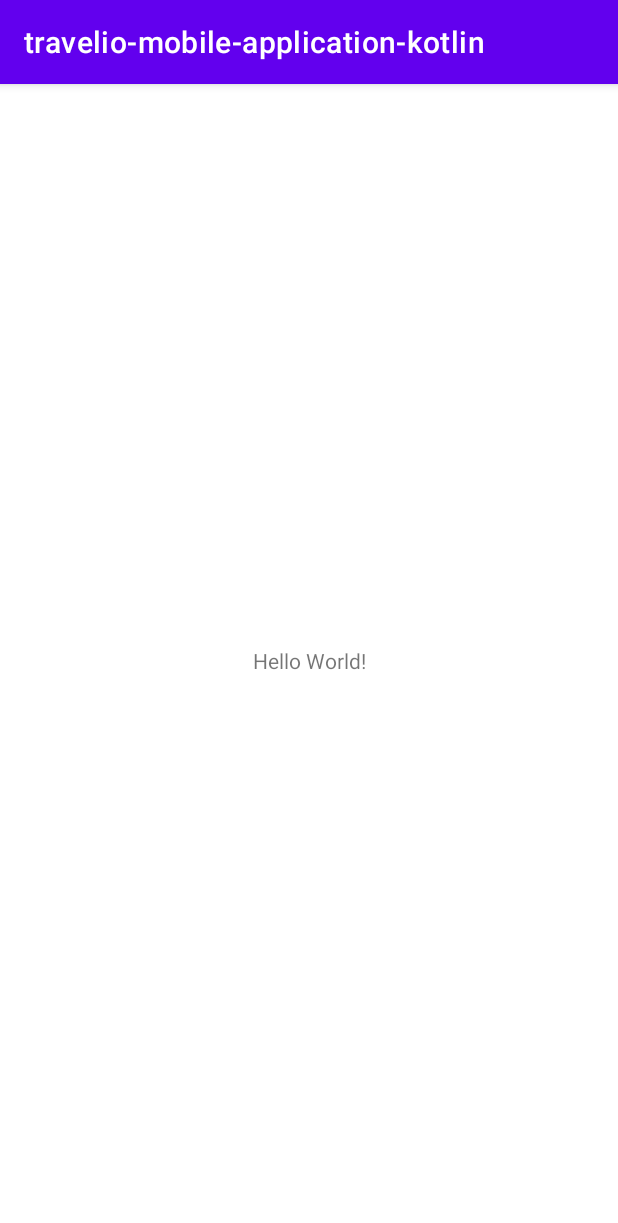
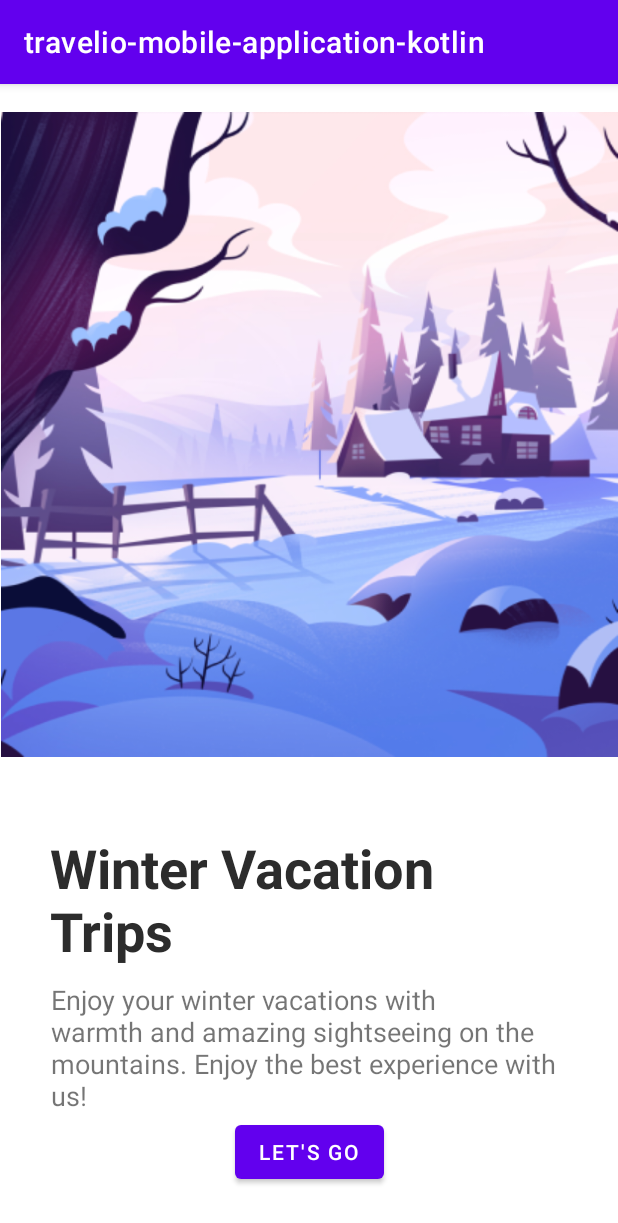
Before and after one commit to d3vinf3rnando/Travelio-Mobile-Application-Kotlin, an Android app: the screen it shows after launch (MainActivity), on a phone screen of 412 x 824 dp. Shown: the top 1223 px of the screen. Run offline under Robolectric (Android 15) with nearby library versions, the phone set to English and light mode, and no system bars.

Commit message:
Getting started screen implemented

```diff
--- a/app/src/main/res/layout/activity_main.xml
+++ b/app/src/main/res/layout/activity_main.xml
@@ -6,13 +6,59 @@
     android:layout_height="match_parent"
     tools:context=".MainActivity">
 
-    <TextView
-        android:layout_width="wrap_content"
-        android:layout_height="wrap_content"
-        android:text="Hello World!"
+    <ImageView
+        android:id="@+id/imageView3"
+        android:layout_width="411dp"
+        android:layout_height="430dp"
+        android:layout_marginBottom="301dp"
+        android:scaleType="fitXY"
         app:layout_constraintBottom_toBottomOf="parent"
         app:layout_constraintEnd_toEndOf="parent"
         app:layout_constraintStart_toStartOf="parent"
-        app:layout_constraintTop_toTopOf="parent" />
+        app:layout_constraintTop_toTopOf="parent"
+        app:srcCompat="@drawable/imgcov" />
+
+    <TextView
+        android:id="@+id/textView"
+        android:layout_width="344dp"
+        android:layout_height="144dp"
+        android:layout_marginStart="33dp"
+        android:layout_marginEnd="34dp"
+        android:text="Winter Vacation Trips"
+        android:textColor="#2C2C2C"
+        android:textSize="36sp"
+        android:textStyle="bold"
+        app:layout_constraintBottom_toBottomOf="parent"
+        app:layout_constraintEnd_toEndOf="parent"
+        app:layout_constraintHorizontal_bias="0.0"
+        app:layout_constraintStart_toStartOf="parent"
+        app:layout_constraintTop_toTopOf="@+id/imageView3"
+        app:layout_constraintVertical_bias="0.792" />
+
+    <TextView
+        android:id="@+id/textView2"
+        android:layout_width="344dp"
+        android:layout_height="107dp"
+        android:layout_marginStart="34dp"
+        android:text="Enjoy your winter vacations with warmth and amazing sightseeing on the mountains. Enjoy the best experience with us!"
+        android:textSize="18sp"
+        app:layout_constraintBottom_toBottomOf="parent"
+        app:layout_constraintEnd_toEndOf="parent"
+        app:layout_constraintHorizontal_bias="0.0"
+        app:layout_constraintStart_toStartOf="parent"
+        app:layout_constraintTop_toTopOf="@+id/imageView3"
+        app:layout_constraintVertical_bias="0.902" />
+
+    <Button
+        android:id="@+id/button"
+        android:layout_width="wrap_content"
+        android:layout_height="wrap_content"
+        android:text="Let's Go"
+        app:layout_constraintBottom_toBottomOf="parent"
+        app:layout_constraintEnd_toEndOf="parent"
+        app:layout_constraintStart_toStartOf="parent"
+        app:layout_constraintTop_toTopOf="@+id/imageView3"
+
+        app:layout_constraintVertical_bias="0.954" />
 
 </androidx.constraintlayout.widget.ConstraintLayout>
```
Also changed, not shown: app/src/main/res/drawable/imgcov.png (added).
